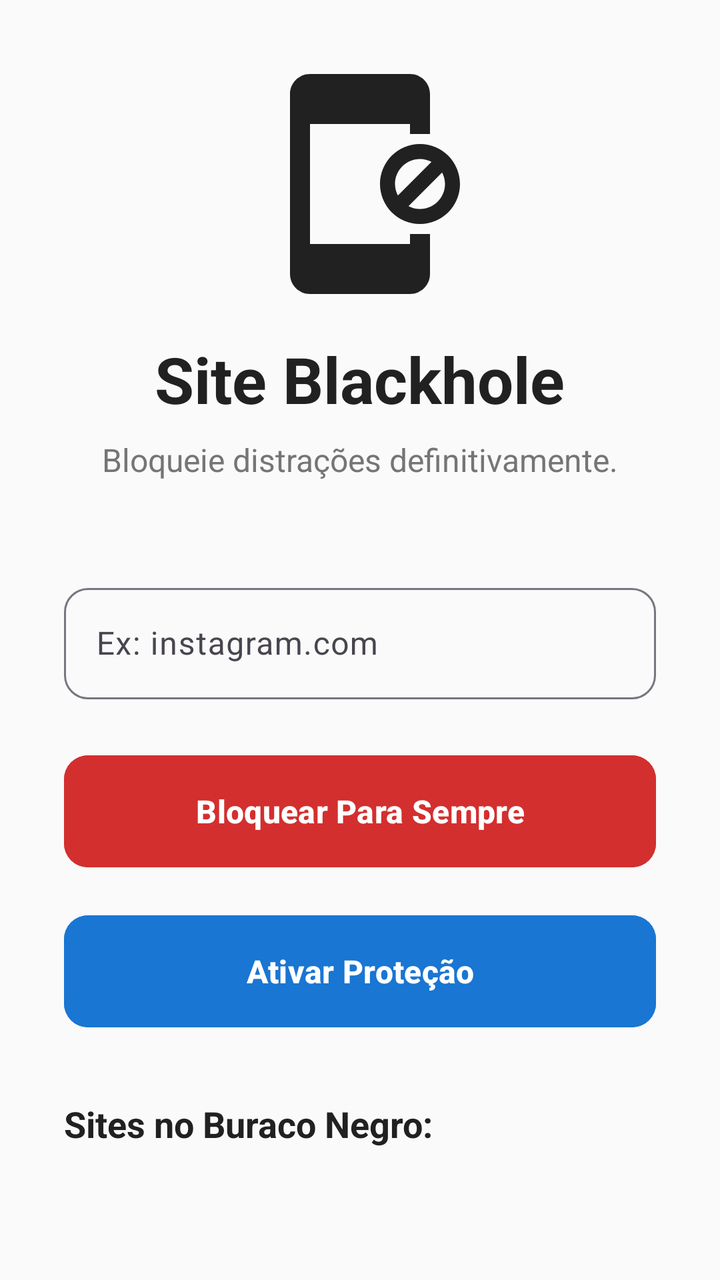
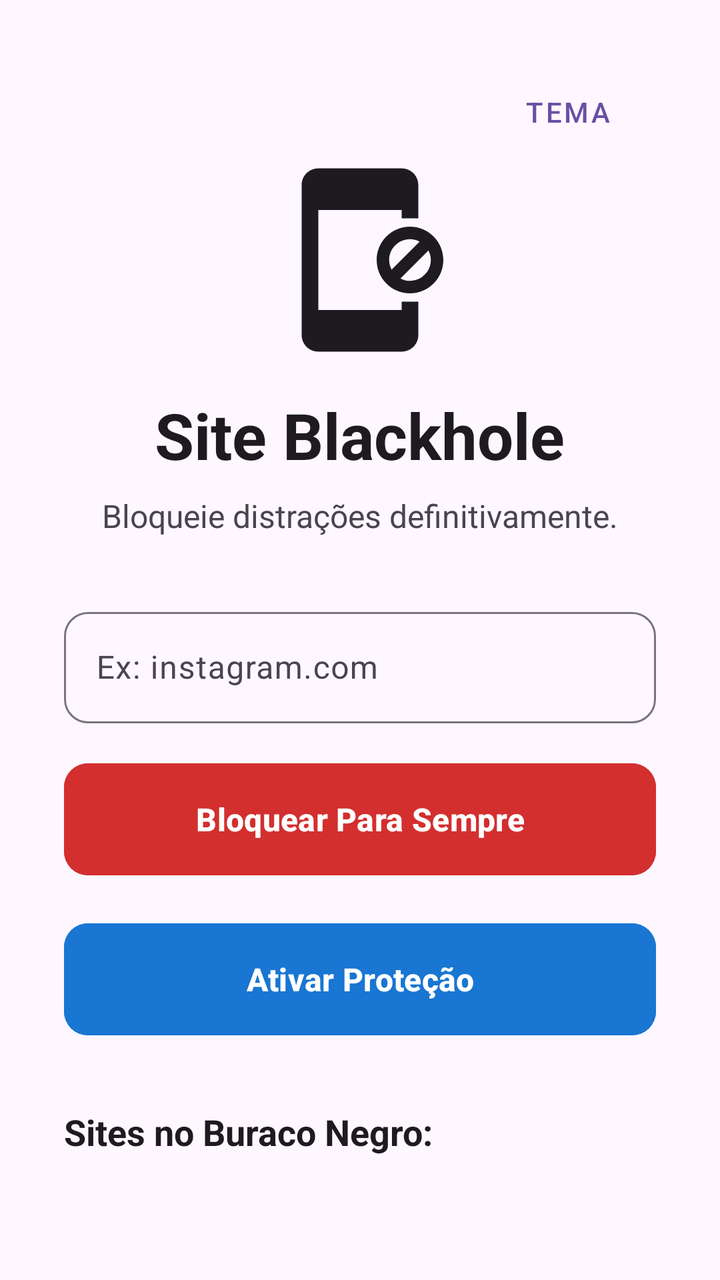

Two renders of the same Android screen: before a commit and after it. Below are the layout's source before the change and the commit's diff.
<!-- AndroidManifest.xml: application theme Theme.SiteBlackhole -->
<!-- res/layout/activity_main.xml -->
<?xml version="1.0" encoding="utf-8"?>
<LinearLayout xmlns:android="http://schemas.android.com/apk/res/android"
    xmlns:app="http://schemas.android.com/apk/res-auto"
    android:layout_width="match_parent"
    android:layout_height="match_parent"
    android:orientation="vertical"
    android:padding="32dp"
    android:gravity="center"
    android:background="#FAFAFA">

    
    <ImageView
        android:layout_width="120dp"
        android:layout_height="120dp"
        android:src="@drawable/icon_block"
        app:tint="#212121"
        android:layout_marginBottom="16dp"/>

    
    <TextView
        android:layout_width="wrap_content"
        android:layout_height="wrap_content"
        android:text="Site Blackhole"
        android:textSize="32sp"
        android:textStyle="bold"
        android:textColor="#212121"
        android:layout_marginBottom="8dp"/>

    <TextView
        android:layout_width="wrap_content"
        android:layout_height="wrap_content"
        android:text="Bloqueie distrações definitivamente."
        android:textSize="16sp"
        android:textColor="#757575"
        android:layout_marginBottom="48dp"/>

    
    <com.google.android.material.textfield.TextInputLayout
        android:layout_width="match_parent"
        android:layout_height="wrap_content"
        android:hint="Ex: instagram.com"
        app:boxBackgroundMode="outline"
        app:boxCornerRadiusTopStart="12dp"
        app:boxCornerRadiusTopEnd="12dp"
        app:boxCornerRadiusBottomStart="12dp"
        app:boxCornerRadiusBottomEnd="12dp"
        android:layout_marginBottom="24dp">

        <com.google.android.material.textfield.TextInputEditText
            android:id="@+id/edtDomain"
            android:layout_width="match_parent"
            android:layout_height="wrap_content"
            android:inputType="textUri" />
    </com.google.android.material.textfield.TextInputLayout>

    
    <com.google.android.material.button.MaterialButton
        android:id="@+id/btnAdd"
        android:layout_width="match_parent"
        android:layout_height="64dp"
        android:text="Bloquear Para Sempre"
        android:textSize="16sp"
        android:textStyle="bold"
        android:backgroundTint="#D32F2F"
        app:cornerRadius="12dp"
        android:layout_marginBottom="16dp"/>

    
    <com.google.android.material.button.MaterialButton
        android:id="@+id/btnStartVpn"
        android:layout_width="match_parent"
        android:layout_height="64dp"
        android:text="Ativar Proteção"
        android:textSize="16sp"
        android:textStyle="bold"
        android:backgroundTint="#1976D2"
        app:cornerRadius="12dp" />
			
		<TextView
        android:layout_width="match_parent"
        android:layout_height="wrap_content"
        android:text="Sites no Buraco Negro:"
        android:textSize="18sp"
        android:textStyle="bold"
        android:textColor="#212121"
        android:layout_marginTop="32dp"
        android:layout_marginBottom="8dp"/>

    
    <ListView
        android:id="@+id/listViewSites"
        android:layout_width="match_parent"
        android:layout_height="0dp"
        android:layout_weight="1"
        android:divider="@android:color/transparent"
        android:dividerHeight="8dp" />

</LinearLayout>
<!-- resources referenced by this layout -->
<resources>
  <!-- drawable icon_block (drawable) -->
  <vector xmlns:android="http://schemas.android.com/apk/res/android" android:height="24dp" android:tint="#FF0000" android:viewportHeight="24" android:viewportWidth="24" android:width="24dp">
        
      <path android:fillColor="@android:color/white" android:pathData="M18,8c-2.21,0 -4,1.79 -4,4s1.79,4 4,4 4,-1.79 4,-4 -1.79,-4 -4,-4zM15.5,12c0,-1.38 1.12,-2.5 2.5,-2.5 0.42,0 0.8,0.11 1.15,0.29l-3.36,3.36c-0.18,-0.35 -0.29,-0.73 -0.29,-1.15zM18,14.5c-0.42,0 -0.8,-0.11 -1.15,-0.29l3.36,-3.36c0.18,0.35 0.29,0.73 0.29,1.15 0,1.38 -1.12,2.5 -2.5,2.5zM17,18L7,18L7,6h10v1h2L19,3c0,-1.1 -0.9,-2 -2,-2L7,1c-1.1,0 -2,0.9 -2,2v18c0,1.1 0.9,2 2,2h10c1.1,0 2,-0.9 2,-2v-4h-2v1z"/>
      
  </vector>
  <style name="Theme.SiteBlackhole" parent="Base.Theme.SiteBlackhole" />
  <style name="Base.Theme.SiteBlackhole" parent="Theme.Material3.DayNight.NoActionBar">
          
          
      </style>
</resources>

<!-- the commit's change to res/layout/activity_main.xml (unified diff, before → after) -->
@@ -4,37 +4,53 @@
     android:layout_width="match_parent"
     android:layout_height="match_parent"
     android:orientation="vertical"
-    android:padding="32dp"
-    android:gravity="center"
-    android:background="#FAFAFA">
+    android:padding="32dp">
 
     
-    <ImageView
-        android:layout_width="120dp"
-        android:layout_height="120dp"
-        android:src="@drawable/icon_block"
-        app:tint="#212121"
-        android:layout_marginBottom="16dp"/>
+    <LinearLayout
+        android:layout_width="match_parent"
+        android:layout_height="wrap_content"
+        android:gravity="end">
+        <Button
+            android:id="@+id/btnTheme"
+            style="@style/Widget.MaterialComponents.Button.TextButton"
+            android:layout_width="wrap_content"
+            android:layout_height="wrap_content"
+            android:text="Tema"
+            app:icon="@android:drawable/ic_menu_manage" />
+    </LinearLayout>
 
-    
-    <TextView
-        android:layout_width="wrap_content"
+    <LinearLayout
+        android:layout_width="match_parent"
         android:layout_height="wrap_content"
-        android:text="Site Blackhole"
-        android:textSize="32sp"
-        android:textStyle="bold"
-        android:textColor="#212121"
-        android:layout_marginBottom="8dp"/>
+        android:orientation="vertical"
+        android:gravity="center">
 
-    <TextView
-        android:layout_width="wrap_content"
-        android:layout_height="wrap_content"
-        android:text="Bloqueie distrações definitivamente."
-        android:textSize="16sp"
-        android:textColor="#757575"
-        android:layout_marginBottom="48dp"/>
+        <ImageView
+            android:layout_width="100dp"
+            android:layout_height="100dp"
+            android:src="@drawable/icon_block"
+            app:tint="?attr/colorOnBackground"
+            android:layout_marginBottom="16dp"/>
 
-    
+        <TextView
+            android:layout_width="wrap_content"
+            android:layout_height="wrap_content"
+            android:text="Site Blackhole"
+            android:textSize="32sp"
+            android:textStyle="bold"
+            android:textColor="?attr/colorOnBackground"
+            android:layout_marginBottom="8dp"/>
+
+        <TextView
+            android:layout_width="wrap_content"
+            android:layout_height="wrap_content"
+            android:text="Bloqueie distrações definitivamente."
+            android:textSize="16sp"
+            android:textColor="?android:attr/textColorSecondary"
+            android:layout_marginBottom="32dp"/>
+    </LinearLayout>
+
     <com.google.android.material.textfield.TextInputLayout
         android:layout_width="match_parent"
         android:layout_height="wrap_content"
@@ -44,7 +60,7 @@
         app:boxCornerRadiusTopEnd="12dp"
         app:boxCornerRadiusBottomStart="12dp"
         app:boxCornerRadiusBottomEnd="12dp"
-        android:layout_marginBottom="24dp">
+        android:layout_marginBottom="16dp">
 
         <com.google.android.material.textfield.TextInputEditText
             android:id="@+id/edtDomain"
@@ -53,7 +69,6 @@
             android:inputType="textUri" />
     </com.google.android.material.textfield.TextInputLayout>
 
-    
     <com.google.android.material.button.MaterialButton
         android:id="@+id/btnAdd"
         android:layout_width="match_parent"
@@ -65,7 +80,6 @@
         app:cornerRadius="12dp"
         android:layout_marginBottom="16dp"/>
 
-    
     <com.google.android.material.button.MaterialButton
         android:id="@+id/btnStartVpn"
         android:layout_width="match_parent"
@@ -75,18 +89,17 @@
         android:textStyle="bold"
         android:backgroundTint="#1976D2"
         app:cornerRadius="12dp" />
-			
-		<TextView
+
+    <TextView
         android:layout_width="match_parent"
         android:layout_height="wrap_content"
         android:text="Sites no Buraco Negro:"
         android:textSize="18sp"
         android:textStyle="bold"
-        android:textColor="#212121"
+        android:textColor="?attr/colorOnBackground"
         android:layout_marginTop="32dp"
         android:layout_marginBottom="8dp"/>
 
-    
     <ListView
         android:id="@+id/listViewSites"
         android:layout_width="match_parent"
